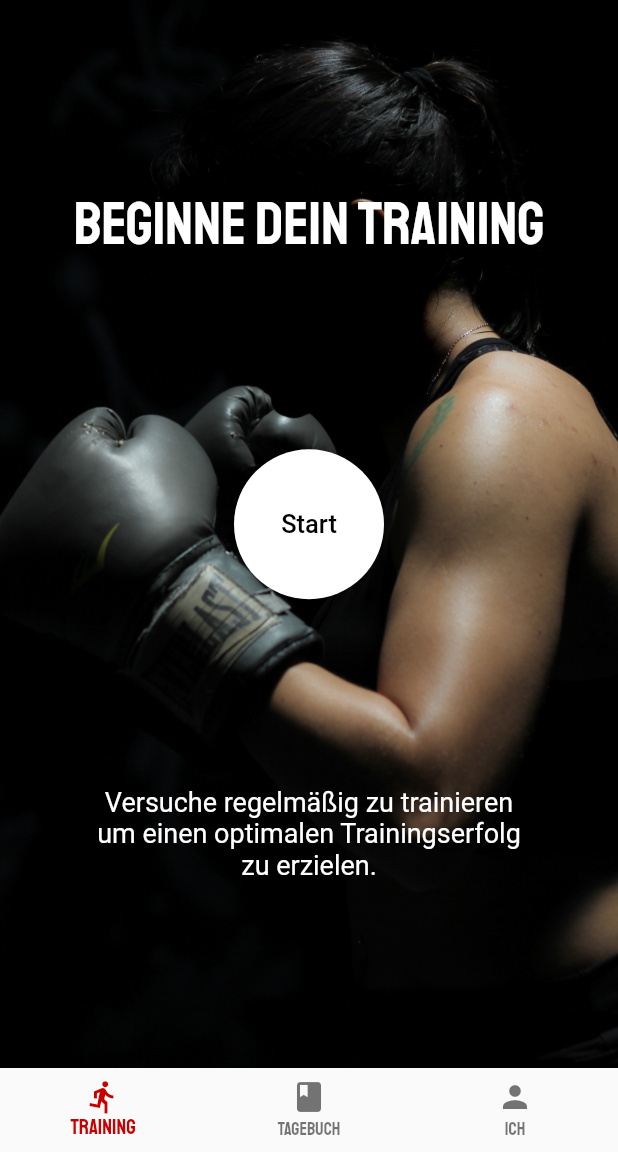
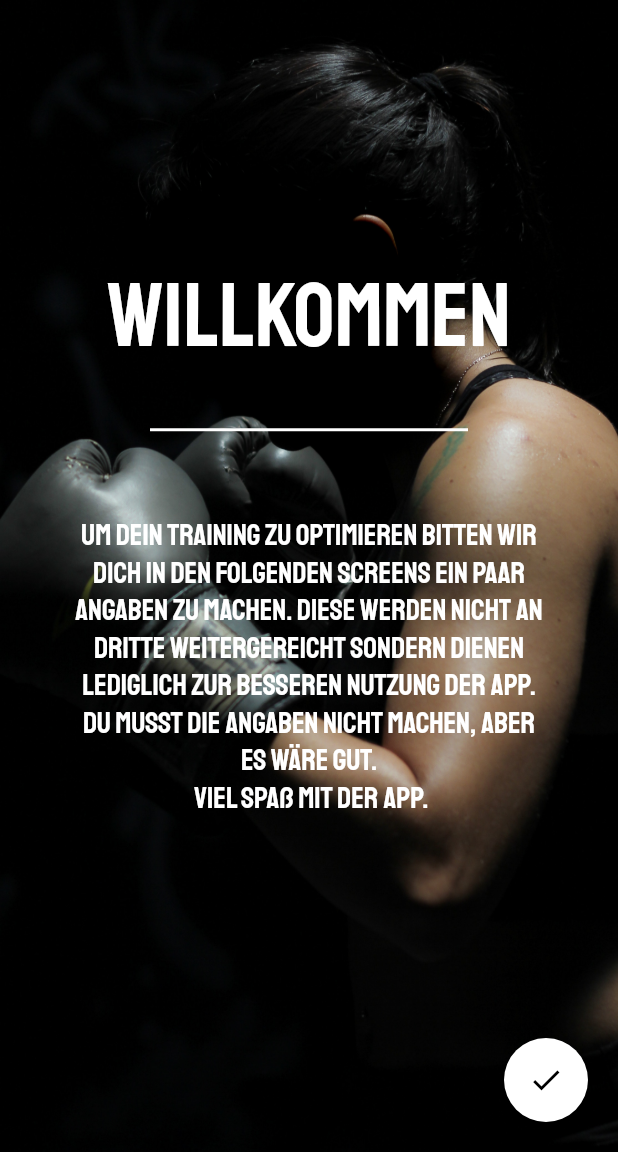
Before and after one commit to tabearunzheimer/boxing_app, a Flutter app: the screen it shows after launch, on a phone screen of 412 x 824 dp, the part 84-1236 px from its top. Run offline on Flutter 3.47's test engine with Material 2 defaults, Android fonts, the phone set to English and light mode, and no system bars; our stand-ins replace flutter_calendar_carousel, shared_preferences, sqflite; accounts and stored records are empty.

Commit message:
Create Screen

```diff
--- a/lib/main.dart
+++ b/lib/main.dart
@@ -5,6 +5,7 @@ import 'package:uebung02/screens/choose_workout_summary_screen.dart';
 import 'package:uebung02/screens/choose_workout_techniques.dart';
 import 'package:uebung02/screens/diary_screen.dart';
 import 'package:uebung02/screens/done_workout_screen.dart';
+import 'package:uebung02/screens/first_launch_one_screen.dart';
 import 'package:uebung02/screens/home_screen.dart';
 import 'package:uebung02/screens/me_screen.dart';
 import 'package:uebung02/screens/rate_workout_screen.dart';
@@ -24,11 +25,11 @@ class MyApp extends StatelessWidget {
   @override
   Widget build(BuildContext context) {
 
-    final dbHelper = TechniquesDatabaseHelper.instance;
+    //final dbHelper = TechniquesDatabaseHelper.instance;
 
-
-
-    SharedPreferences.getInstance().then((sp) {
+    //MaterialPageRoute mpr = new MaterialPageRoute(builder: null);
+    /*
+      SharedPreferences.getInstance().then((sp) {
       this.prefs = sp;
       loadBool(launchkey);
       if (this.firstLaunch){
@@ -42,6 +43,8 @@ class MyApp extends StatelessWidget {
         }
       }
     });
+     */
+
 
 
     return MaterialApp(
@@ -76,7 +79,7 @@ class MyApp extends StatelessWidget {
         '/RateWorkoutScreen' : (context) => RateWorkoutScreen(),
         '/DoneWorkoutScreen' : (context) => DoneWorkoutScreen(),
       },
-      home: HomeScreen(),
+      home: FirstLaunchScreenOne(),
     );
   }
 
--- /dev/null
+++ b/lib/screens/first_launch_one_screen.dart
@@ -0,0 +1,80 @@
+import 'package:flutter/material.dart';
+import 'package:uebung02/screens/reusable_widgets.dart';
+
+import 'first_launch_two_screen.dart';
+
+class FirstLaunchScreenOne extends StatefulWidget {
+  @override
+  _FirstLaunchScreenOneState createState() => _FirstLaunchScreenOneState();
+}
+
+class _FirstLaunchScreenOneState extends State<FirstLaunchScreenOne> {
+  ReusableWidgets r;
+
+  @override
+  void initState() {
+    super.initState();
+    r = new ReusableWidgets(context, -1);
+  }
+
+  @override
+  Widget build(BuildContext context) {
+    return Scaffold(
+      appBar: r.getAppBar(),
+      body: Stack(
+        children: <Widget>[
+          Container(
+            width: MediaQuery.of(context).size.width,
+            height: MediaQuery.of(context).size.height,
+            child: new Image.asset(
+              'assets/img/female_boxer.jpg',
+              fit: BoxFit.cover,
+              //height: 900.0,
+            ),
+          ),
+          Column(
+            crossAxisAlignment: CrossAxisAlignment.center,
+            mainAxisAlignment: MainAxisAlignment.center,
+            children: <Widget>[
+              Container(
+                margin: EdgeInsets.only(bottom: 30),
+                child: Text(
+                  "Willkommen",
+                  style: Theme.of(context).textTheme.headline,
+                ),
+              ),
+              Divider(
+                color: Colors.white,
+                indent: 100,
+                endIndent: 100,
+                thickness: 2,
+              ),
+              Container(
+                padding: EdgeInsets.all(50),
+                child: Text(
+                  "Um dein Training zu optimieren bitten wir dich in den folgenden Screens ein paar Angaben zu machen. Diese werden nicht an Dritte weitergereicht sondern dienen lediglich zur besseren Nutzung der App. Du musst die Angaben nicht machen, aber es wäre gut.\n Viel Spaß mit der App.",
+                  textAlign: TextAlign.center,
+                ),
+              ),
+            ],
+          ),
+          Container(
+            alignment: Alignment.bottomRight,
+            margin: EdgeInsets.all(20),
+            child: FloatingActionButton(
+              backgroundColor: Colors.white,
+              child: Icon(
+                Icons.check,
+                color: Colors.black,
+              ),
+              onPressed: (){
+                Navigator.push(context,
+                    MaterialPageRoute(builder: (context) => FirstLaunchScreenTwo()));
+              },
+            ),
+          )
+        ],
+      ),
+    );
+  }
+}
--- /dev/null
+++ b/lib/screens/first_launch_two_screen.dart
@@ -0,0 +1,13 @@
+import 'package:flutter/material.dart';
+
+class FirstLaunchScreenTwo extends StatefulWidget {
+  @override
+  _FirstLaunchScreenTwoState createState() => _FirstLaunchScreenTwoState();
+}
+
+class _FirstLaunchScreenTwoState extends State<FirstLaunchScreenTwo> {
+  @override
+  Widget build(BuildContext context) {
+    return Container();
+  }
+}
```
